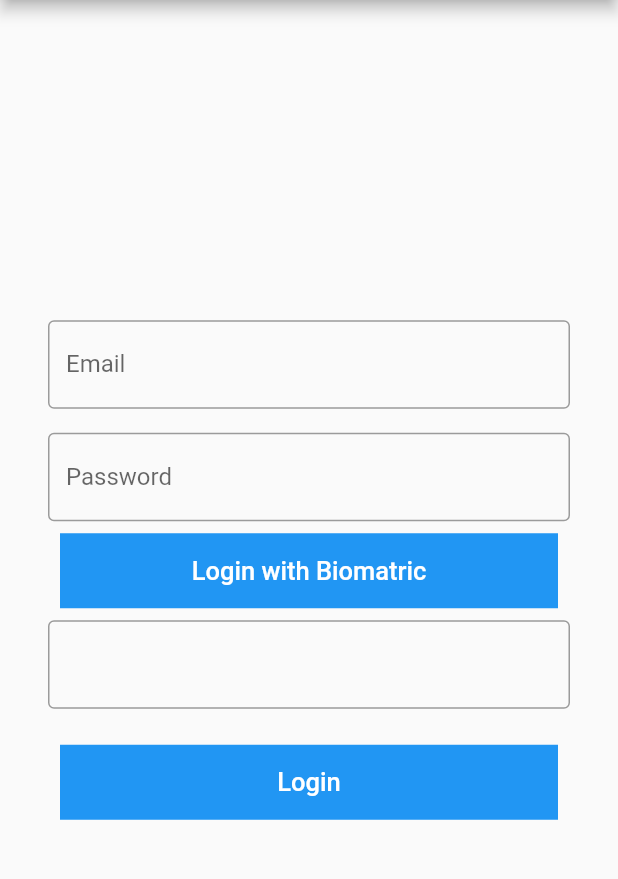
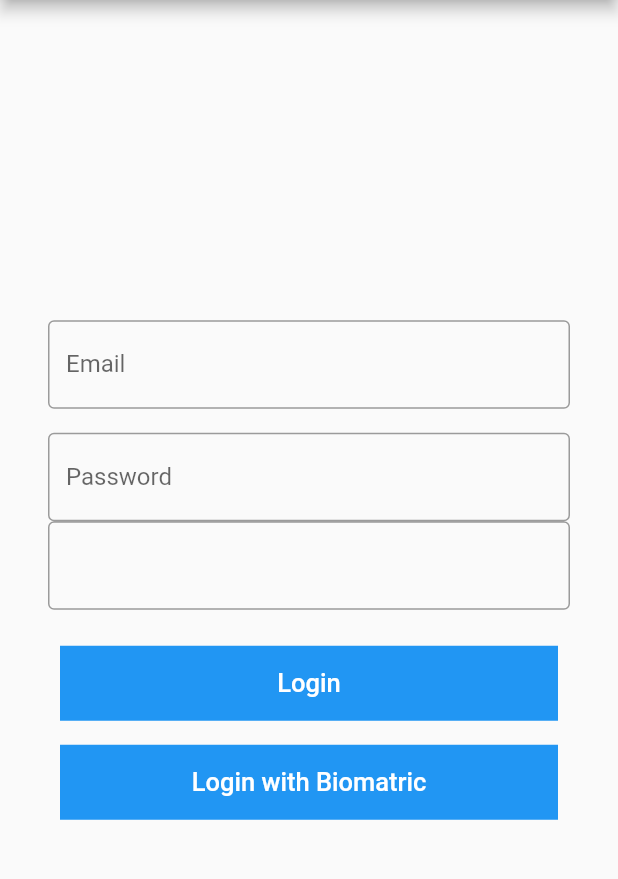
Before and after one commit to aceklion00/flutter-efos, a Flutter app: the LoginView screen opened directly, after a tap on "Login", on a phone screen of 412 x 824 dp, the part 84-963 px from its top. Run offline on Flutter 3.47's test engine with Material 2 defaults, Android fonts, the phone set to English and light mode, and no system bars; our stand-ins replace flutter_svg, get, local_auth; missing offline and left inert: adobe_xd; generated files the repository leaves out were written again; network calls fail.

Commit message:
updated code to make web api call and also work for login

```diff
--- a/lib/controllers/login_c.dart
+++ b/lib/controllers/login_c.dart
@@ -1,3 +1,4 @@
+import 'package:extra_staff/models/user_m.dart';
 import 'package:extra_staff/utils/constants.dart';
 import 'package:get/get_state_manager/get_state_manager.dart';
 
@@ -47,13 +48,13 @@ class LoginController extends GetxController {
   }
 
   login() async {
-    // final params = {
-    //   'email': 'akash@yopmail.com',
-    //   'password': '123123',
-    //   'type': isiOS ? 1 : 2
-    // };
-    // final data = await UserModel().postUser(params);
-    // print(data);
+    final params = {
+      'email': 'admin@efos.com',
+      'password': 'gip89Gih',
+      'type': isiOS ? 1 : 2
+    };
+    final data = await UserModel().postUser(params);
+    print(data);
     print(email);
     print(password);
   }
--- a/lib/models/user_m.dart
+++ b/lib/models/user_m.dart
@@ -1,7 +1,7 @@
 import 'package:get/get_connect.dart';
 
-//Addning
 class UserModel extends GetConnect {
   Future<Response> postUser(Map data) =>
-      post('https://api.extrastaff.com/login', data);
+      post('https://development.services.extrastaff.com/login', data,
+          headers: {'lang': 'english'});
 }
--- a/lib/views/login_v.dart
+++ b/lib/views/login_v.dart
@@ -56,27 +56,6 @@ class LoginView extends StatelessWidget {
                     border: OutlineInputBorder(),
                   ),
                 ),
-                TextButton(
-                  onPressed: () async {
-                    // final value = await loginController.checkAuth();
-                    // print(value);
-                    Get.to(HomeView());
-                  },
-                  child: Container(
-                    color: Theme.of(context).accentColor,
-                    height: 50,
-                    width: double.infinity,
-                    child: Center(
-                      child: Text(
-                        'Login with Biomatric',
-                        style: TextStyle(
-                          color: MyColors.white,
-                          fontSize: 17,
-                        ),
-                      ),
-                    ),
-                  ),
-                ),
                 GetBuilder<LoginController>(
                     init: loginController,
                     builder: (controller) {
@@ -109,6 +88,27 @@ class LoginView extends StatelessWidget {
                     ),
                   ),
                 ),
+                TextButton(
+                  onPressed: () async {
+                    // final value = await loginController.checkAuth();
+                    // print(value);
+                    Get.to(HomeView());
+                  },
+                  child: Container(
+                    color: Theme.of(context).accentColor,
+                    height: 50,
+                    width: double.infinity,
+                    child: Center(
+                      child: Text(
+                        'Login with Biomatric',
+                        style: TextStyle(
+                          color: MyColors.white,
+                          fontSize: 17,
+                        ),
+                      ),
+                    ),
+                  ),
+                ),
               ],
             ),
           ),
--- a/lib/views/question1_v.dart
+++ b/lib/views/question1_v.dart
@@ -17,7 +17,7 @@ class _Question1View extends State<Question1View> {
   var finalHeight = 100.0;
   var selection = '';
   var anime = 0.0;
-  final duration = Duration(milliseconds: 300);
+  final duration = Duration(milliseconds: 500);
 
   @override
   void initState() {
--- a/lib/views/question2_v.dart
+++ b/lib/views/question2_v.dart
@@ -17,7 +17,7 @@ class _Question2View extends State<Question2View> {
   var finalHeight = 100.0;
   var selection = '';
   var anime = 0.0;
-  final duration = Duration(milliseconds: 300);
+  final duration = Duration(milliseconds: 500);
 
   @override
   void initState() {
--- a/lib/views/question3_v.dart
+++ b/lib/views/question3_v.dart
@@ -18,7 +18,7 @@ class _Question3View extends State<Question3View> {
   var finalHeight = 100.0;
   var selection = '';
   var anime = 0.0;
-  final duration = Duration(milliseconds: 300);
+  final duration = Duration(milliseconds: 500);
 
   @override
   void initState() {
--- a/lib/views/question4_v.dart
+++ b/lib/views/question4_v.dart
@@ -18,7 +18,7 @@ class _Question4View extends State<Question4View> {
   var finalHeight = 100.0;
   var selection = '';
   var anime = 0.0;
-  final duration = Duration(milliseconds: 300);
+  final duration = Duration(milliseconds: 500);
 
   @override
   void initState() {
```
Also changed, not shown: lib/views/choose_password.dart (+27 -27 lines), lib/views/enter_code_v.dart (+16 -16 lines), lib/views/link_account_v.dart (+16 -11 lines), lib/views/welcome_v.dart (+46 -46 lines).
